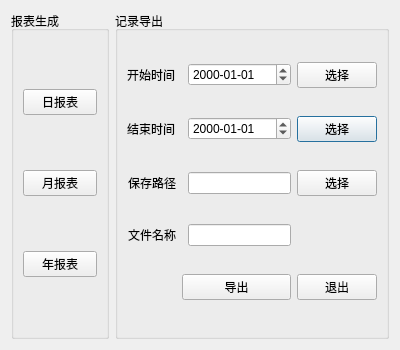
Qt form BusBar-Qt/logs/logcom/logexportmodeldlg.ui (luozhiyong131/BusBar) before a commit.
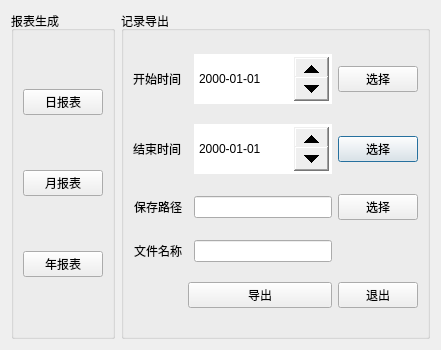
The same form after that commit. Icons and pictures are not drawn.

What changed in the file:
```diff
--- a/BusBar-Qt/logs/logcom/logexportmodeldlg.ui
+++ b/BusBar-Qt/logs/logcom/logexportmodeldlg.ui
@@ -6,7 +6,7 @@
    <rect>
     <x>0</x>
     <y>0</y>
-    <width>400</width>
+    <width>441</width>
     <height>350</height>
    </rect>
   </property>
@@ -32,6 +32,25 @@
       </item>
       <item row="1" column="2">
        <widget class="QDateEdit" name="endDateEdit">
+        <property name="minimumSize">
+         <size>
+          <width>0</width>
+          <height>50</height>
+         </size>
+        </property>
+        <property name="styleSheet">
+         <string notr="true">QDateEdit::up-button
+{
+	width: 35px;
+	height: 25px;
+}
+
+QDateEdit::down-button
+{
+	width: 35px;
+	height: 25px;
+}</string>
+        </property>
         <property name="displayFormat">
          <string>yyyy-MM-dd</string>
         </property>
@@ -60,6 +79,25 @@
       </item>
       <item row="0" column="2">
        <widget class="QDateEdit" name="startDateEdit">
+        <property name="minimumSize">
+         <size>
+          <width>0</width>
+          <height>50</height>
+         </size>
+        </property>
+        <property name="styleSheet">
+         <string notr="true">QDateEdit::up-button
+{
+	width: 35px;
+	height: 25px;
+}
+
+QDateEdit::down-button
+{
+	width: 35px;
+	height: 25px;
+}</string>
+        </property>
         <property name="displayFormat">
          <string>yyyy-MM-dd</string>
         </property>
```
